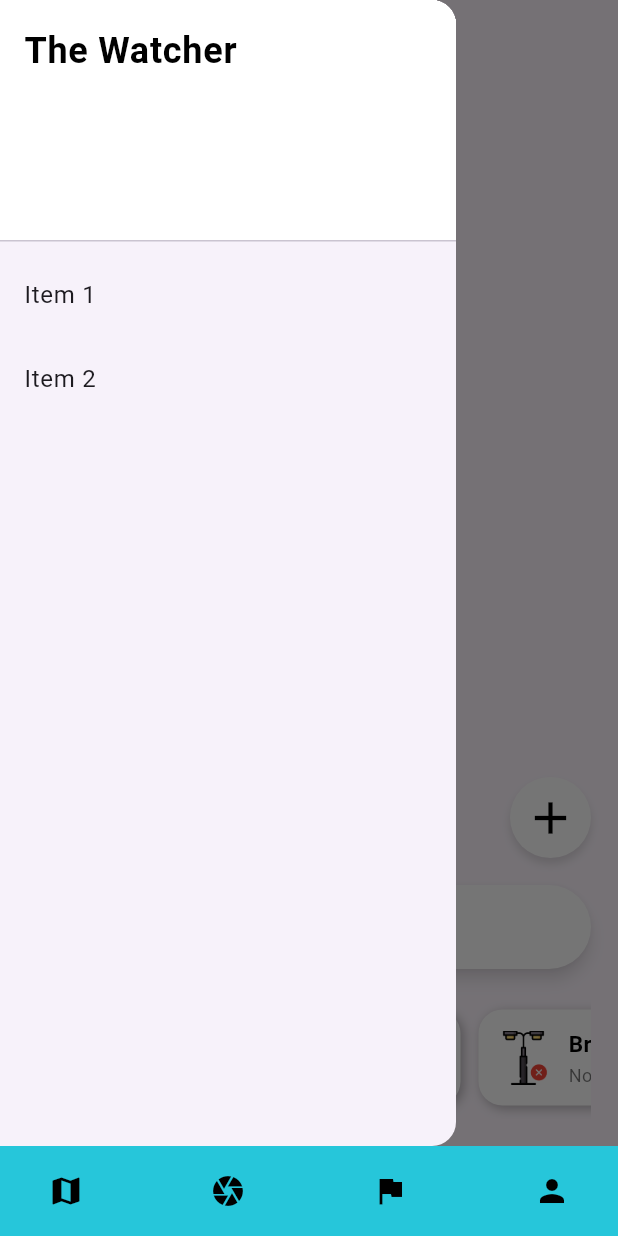
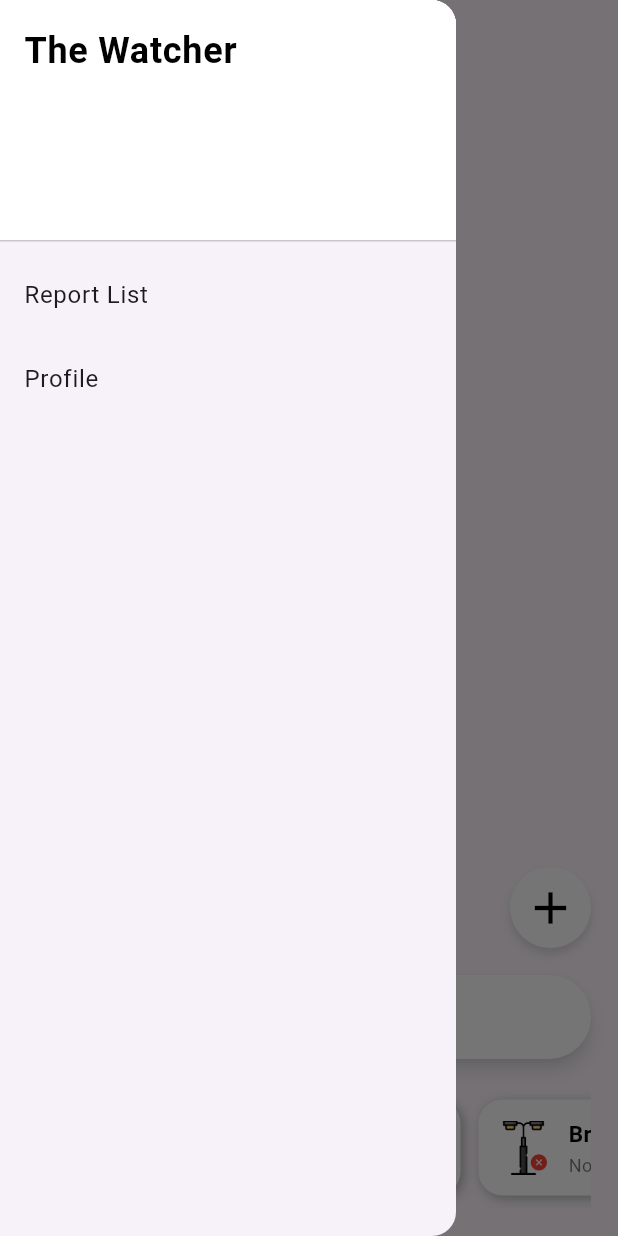
Before and after one commit to junhubdotcom/vhack_steadypunpipi, a Flutter app: the screen it shows after launch, after a tap on the "menu" icon, on a phone screen of 412 x 824 dp. Run offline on Flutter 3.47's test engine with Material 3 defaults, Android fonts, the light colour scheme and no system bars; our stand-ins replace google_maps_flutter, location, popover; missing offline and left inert: flutter_sliding_box.

Commit message:
Navigation done

```diff
--- a/lib/main.dart
+++ b/lib/main.dart
@@ -1,4 +1,5 @@
 import 'package:flutter/material.dart';
+import 'package:steadypunpipi_vhack/screens/map/map.dart';
 import 'route.dart';
 
 void main() {
@@ -14,82 +15,7 @@ class MyApp extends StatelessWidget {
       title: 'Flutter Tab Navigation',
       debugShowCheckedModeBanner: false,
       theme: ThemeData(primarySwatch: Colors.blue),
-      home: MainScreen(),
+      home: MapPage(),
     );
   }
 }
-
-class MainScreen extends StatefulWidget {
-  const MainScreen({super.key});
-
-  @override
-  _MainScreenState createState() => _MainScreenState();
-}
-
-class _MainScreenState extends State<MainScreen> {
-  int _currentIndex = 0;
-
-  final List<Widget> _pages = AppRoutes.pages;
-
-  void _onTabTapped(int index) {
-    setState(() {
-      _currentIndex = index;
-    });
-  }
-
-  @override
-  Widget build(BuildContext context) {
-    return Scaffold(
-      body: _pages[_currentIndex],
-      bottomNavigationBar: BottomAppBar(
-        padding: const EdgeInsets.symmetric(horizontal: 20),
-        height: 60,
-        color: Colors.cyan.shade400,
-        shape: const CircularNotchedRectangle(),
-        notchMargin: 10,
-        child: Row(
-          mainAxisSize: MainAxisSize.max,
-          mainAxisAlignment: MainAxisAlignment.spaceBetween,
-          children: <Widget>[
-            IconButton(
-              icon: const Icon(
-                Icons.map,
-                color: Colors.black,
-              ),
-              onPressed: () {
-                _onTabTapped(0); // Navigate to the MapPage
-              },
-            ),
-            IconButton(
-              icon: const Icon(
-                Icons.camera,
-                color: Colors.black,
-              ),
-              onPressed: () {
-                _onTabTapped(1); // Navigate to the CameraPage
-              },
-            ),
-            IconButton(
-              icon: const Icon(
-                Icons.flag,
-                color: Colors.black,
-              ),
-              onPressed: () {
-                _onTabTapped(2); // Navigate to the ReportPage
-              },
-            ),
-            IconButton(
-              icon: const Icon(
-                Icons.person,
-                color: Colors.black,
-              ),
-              onPressed: () {
-                _onTabTapped(3); // Navigate to the ProfilePage
-              },
-            ),
-          ],
-        ),
-      ),
-    );
-  }
-}
--- a/lib/screens/map/map.dart
+++ b/lib/screens/map/map.dart
@@ -31,6 +31,7 @@ class _MapPageState extends State<MapPage>{
 
   Issues issues = Issues();
   late StreamSubscription<int> _promptSubscription;
+  late StreamSubscription<LocationData> _locationSubscription;
 
   final List<Widget> _widgetArray = [
     Image.asset('assets/images/pothole.png', height: 36, width: 36),
@@ -86,6 +87,7 @@ class _MapPageState extends State<MapPage>{
   @override
   void dispose() {
     _promptSubscription.cancel();
+    _locationSubscription.cancel();
     super.dispose();
   }
 
@@ -111,7 +113,7 @@ class _MapPageState extends State<MapPage>{
   Widget build(BuildContext context){
     return Scaffold(
       key: _scaffoldKey,
-      drawer: drawer(),
+      drawer: drawer(context),
       body: SafeArea(
         child: Stack(
           children: [
@@ -198,7 +200,7 @@ class _MapPageState extends State<MapPage>{
       }
     }
 
-    _locationController.onLocationChanged.listen((LocationData currentLocation) {
+    _locationSubscription = _locationController.onLocationChanged.listen((LocationData currentLocation) {
       if (currentLocation.latitude != null && currentLocation.longitude != null) {
         setState(() {
           _userLocation = LatLng(currentLocation.latitude!, currentLocation.longitude!);
--- a/lib/screens/reportList/report.dart
+++ b/lib/screens/reportList/report.dart
@@ -65,13 +65,14 @@ class _ReportPageState extends State<ReportPage> {
                   ),
                 ),
           centerTitle: true,
-          leading: IconButton(
-            icon: Icon(_isSearching ? Icons.close : Icons.menu),
-            onPressed: _isSearching ? _stopSearch : () {
+          leading: _isSearching ? IconButton(
+            icon: Icon(Icons.close),
+            onPressed: () {
               // Handle drawer icon press
               Scaffold.of(context).openDrawer();
             },
-          ),
+          )
+          : null,
           actions: [
             if (!_isSearching)
               IconButton(
--- a/lib/widget/map/drawer.dart
+++ b/lib/widget/map/drawer.dart
@@ -1,6 +1,9 @@
 import 'package:flutter/material.dart';
+import 'package:steadypunpipi_vhack/screens/map/map.dart';
+import 'package:steadypunpipi_vhack/screens/profile/profile.dart';
+import 'package:steadypunpipi_vhack/screens/reportList/report.dart';
 
-Drawer drawer() {
+Drawer drawer(context) {
   return Drawer(
     child: ListView(
       padding: EdgeInsets.zero,
@@ -17,13 +20,21 @@ Drawer drawer() {
           ),
         ),
         ListTile(
-          title: const Text('Item 1'),
+          title: const Text('Report List'),
           onTap: () {
+            Navigator.push(
+              context,
+              MaterialPageRoute(builder: (context) => ReportPage()),
+            );
           },
         ),
         ListTile(
-          title: const Text('Item 2'),
+          title: const Text('Profile'),
           onTap: () {
+            Navigator.push(
+              context,
+              MaterialPageRoute(builder: (context) => ProfilePage()),
+            );
           },
         ),
       ],
```
Also changed, not shown: pubspec.lock, 12 other files.
